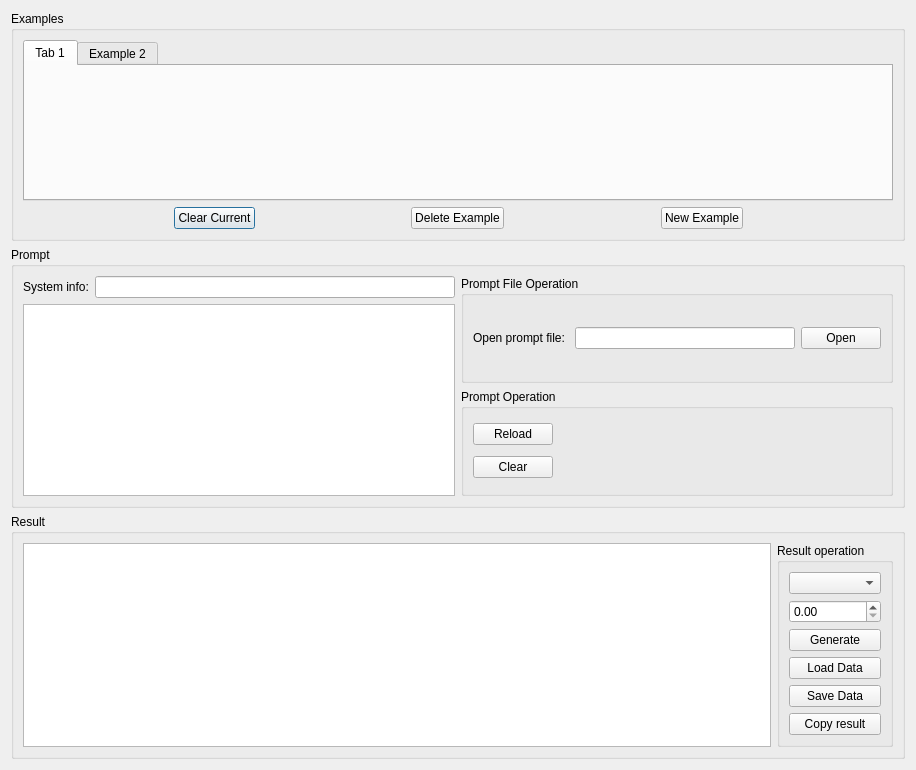
Before: the Qt Designer form ui/generate_dialog.ui in CasinoHe/GenerateCodeUseGPT, drawn with Qt 5.
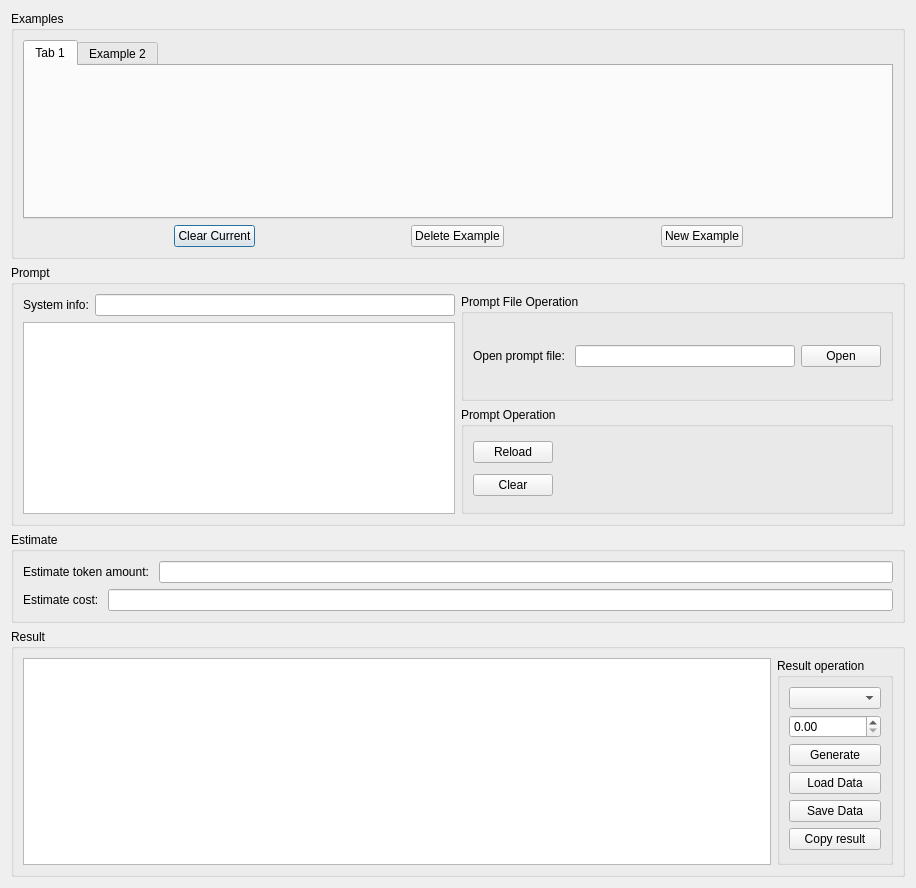
After: the same form once the commit is applied.

Commit message: add estimate group, enable refresh example button when load example data

What changed in the file:
```diff
--- a/ui/generate_dialog.ui
+++ b/ui/generate_dialog.ui
@@ -7,7 +7,7 @@
     <x>0</x>
     <y>0</y>
     <width>916</width>
-    <height>770</height>
+    <height>888</height>
    </rect>
   </property>
   <property name="windowTitle">
@@ -259,6 +259,55 @@
        </layout>
       </widget>
      </item>
+     <item>
+      <widget class="QGroupBox" name="groupBoxEstimate">
+       <property name="title">
+        <string>Estimate</string>
+       </property>
+       <layout class="QHBoxLayout" name="horizontalLayout_17">
+        <item>
+         <layout class="QVBoxLayout" name="verticalLayout_7">
+          <item>
+           <layout class="QHBoxLayout" name="horizontalLayout_18">
+            <item>
+             <widget class="QLabel" name="labelEstimateToken">
+              <property name="text">
+               <string>Estimate token amount: </string>
+              </property>
+             </widget>
+            </item>
+            <item>
+             <widget class="QLineEdit" name="lineEditTokenAmount">
+              <property name="readOnly">
+               <bool>true</bool>
+              </property>
+             </widget>
+            </item>
+           </layout>
+          </item>
+          <item>
+           <layout class="QHBoxLayout" name="horizontalLayout_20">
+            <item>
+             <widget class="QLabel" name="labelEstimateCost">
+              <property name="text">
+               <string>Estimate cost: </string>
+              </property>
+             </widget>
+            </item>
+            <item>
+             <widget class="QLineEdit" name="lineEditEstimateCost">
+              <property name="readOnly">
+               <bool>true</bool>
+              </property>
+             </widget>
+            </item>
+           </layout>
+          </item>
+         </layout>
+        </item>
+       </layout>
+      </widget>
+     </item>
      <item>
       <widget class="QGroupBox" name="groupBox_OutPut">
        <property name="title">
```
The commit also changes 4 other files.
